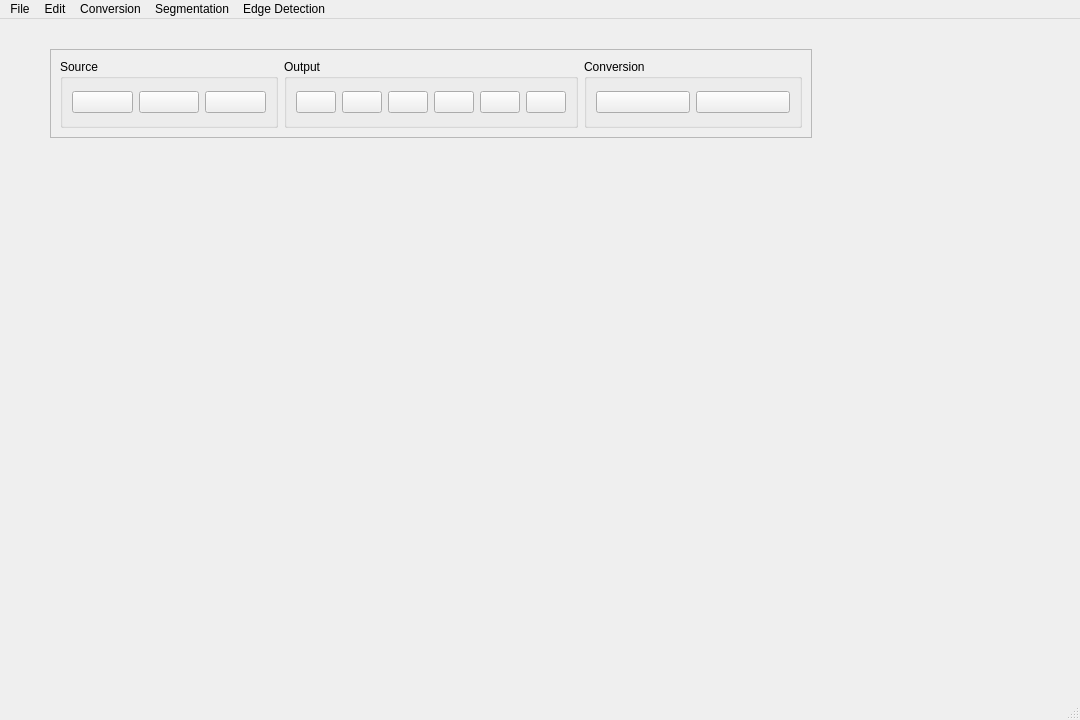
The window that pyqtUI_design.ui (UmutDeniz26/Image-Processing-PyQt5-UI) describes before a commit, drawn with Qt 5.
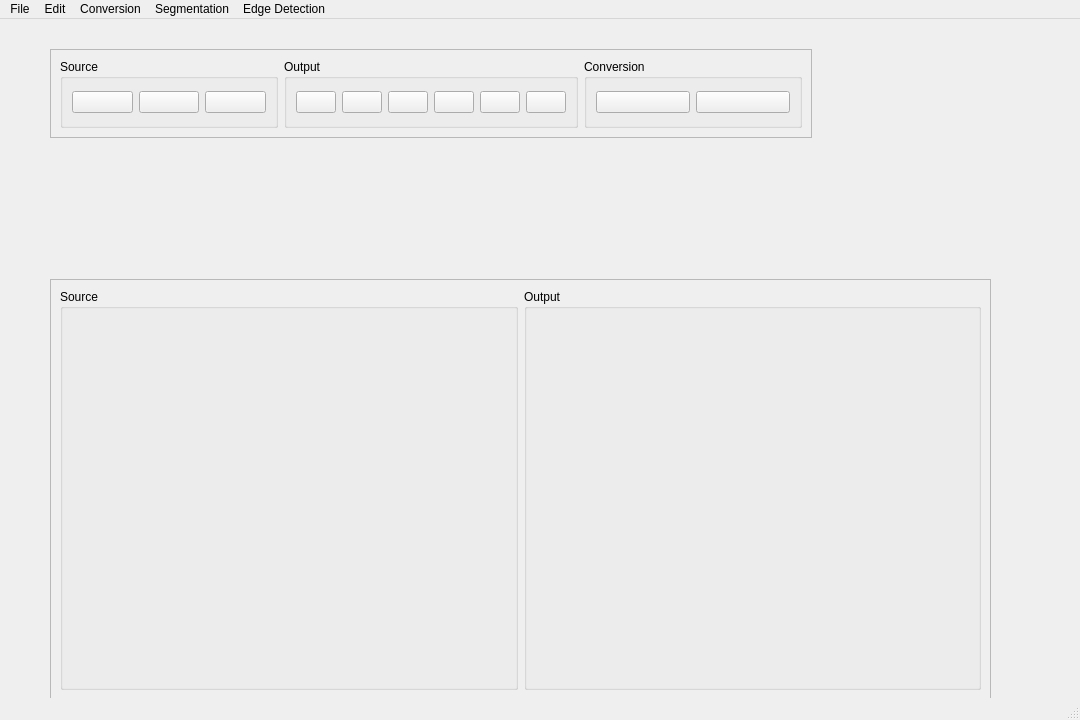
The same window after the commit. Icons and pictures are not drawn.

Commit message: Major changes: Image class Added, Modular Image Operations structure, improved UI

Patch:
```diff
--- a/pyqtUI_design.ui
+++ b/pyqtUI_design.ui
@@ -151,6 +151,68 @@
      </item>
     </layout>
    </widget>
+   <widget class="QFrame" name="frame_2">
+    <property name="geometry">
+     <rect>
+      <x>50</x>
+      <y>260</y>
+      <width>941</width>
+      <height>421</height>
+     </rect>
+    </property>
+    <property name="frameShape">
+     <enum>QFrame::StyledPanel</enum>
+    </property>
+    <property name="frameShadow">
+     <enum>QFrame::Raised</enum>
+    </property>
+    <layout class="QHBoxLayout" name="horizontalLayout_5">
+     <item>
+      <widget class="QGroupBox" name="groupBox">
+       <property name="minimumSize">
+        <size>
+         <width>256</width>
+         <height>256</height>
+        </size>
+       </property>
+       <property name="title">
+        <string>Source</string>
+       </property>
+       <layout class="QHBoxLayout" name="horizontalLayout_6">
+        <item>
+         <widget class="QLabel" name="sourceImage">
+          <property name="text">
+           <string/>
+          </property>
+         </widget>
+        </item>
+       </layout>
+      </widget>
+     </item>
+     <item>
+      <widget class="QGroupBox" name="groupBox_2">
+       <property name="minimumSize">
+        <size>
+         <width>256</width>
+         <height>256</height>
+        </size>
+       </property>
+       <property name="title">
+        <string>Output</string>
+       </property>
+       <layout class="QHBoxLayout" name="horizontalLayout_7">
+        <item>
+         <widget class="QLabel" name="outputImage">
+          <property name="text">
+           <string/>
+          </property>
+         </widget>
+        </item>
+       </layout>
+      </widget>
+     </item>
+    </layout>
+   </widget>
   </widget>
   <widget class="QMenuBar" name="menubar">
    <property name="geometry">
```
Left out of the diff: 3 changed lines with no effect on the pictures. The commit also changes 8 other files.
